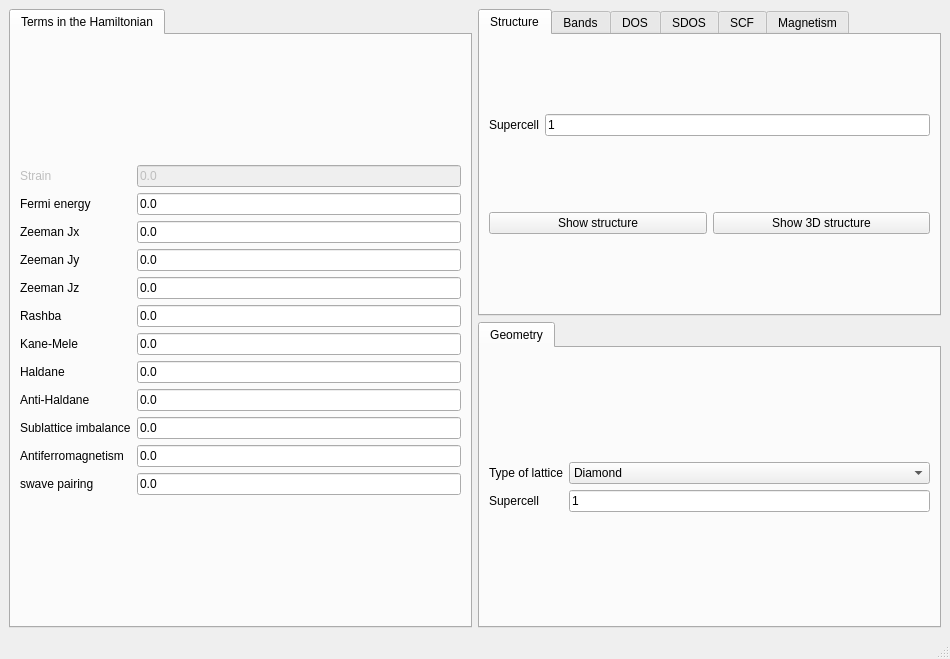
The window that interface-pyqt/3d/interface.ui (joselado/quantum-lattice) describes before a commit, drawn with Qt 5.
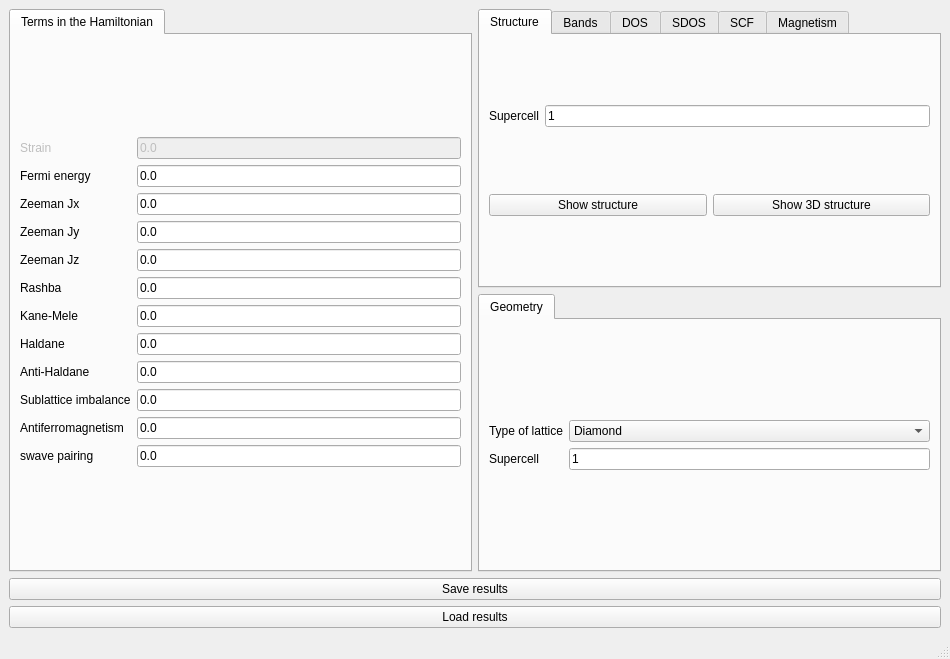
The same window after the commit.

Commit message: Add save/load of interface state (parameters + results since last change)

The edit to the form file:
```diff
--- a/interface-pyqt/3d/interface.ui
+++ b/interface-pyqt/3d/interface.ui
@@ -694,6 +694,20 @@
       </widget>
      </widget>
     </item>
+    <item row="2" column="0" colspan="2">
+     <widget class="QPushButton" name="save_results">
+      <property name="text">
+       <string>Save results</string>
+      </property>
+     </widget>
+    </item>
+    <item row="3" column="0" colspan="2">
+     <widget class="QPushButton" name="load_results">
+      <property name="text">
+       <string>Load results</string>
+      </property>
+     </widget>
+    </item>
    </layout>
   </widget>
   <widget class="QMenuBar" name="menubar">
```
The commit also changes 43 other files.
